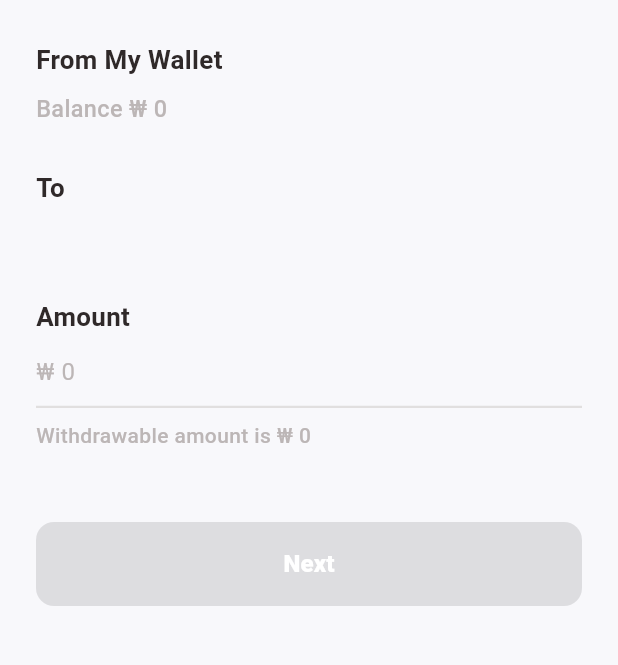
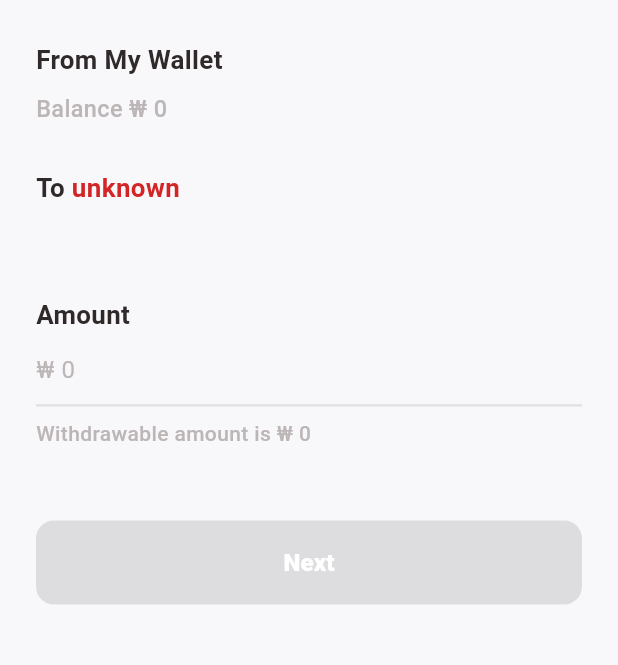
Before and after one commit to Mrjeonmacho/82Pay, a Flutter app: the AmountInputScreen screen opened directly with empty values, on a phone screen of 412 x 824 dp, the part 96-761 px from its top. Run offline on Flutter 3.47's test engine with Material 3 defaults, Android fonts, the phone set to English and light mode, and no system bars; our stand-ins replace camera, cookie_jar, dio, dio_cookie_manager, easy_localization, flutter_dotenv and 3 more; accounts and stored records are empty; Roboto replaces fonts that are missing (Pretendard); project files that could hold a hidden picture were left out.

```diff
--- a/palipay/palipay-frontend/assets/translations/en.json
+++ b/palipay/palipay-frontend/assets/translations/en.json
@@ -198,7 +198,8 @@
         "to_bank": "To {bankName}",
         "amount": "Amount",
         "enter_in_krw": "Please enter in Korean Won",
-        "withdrawable_amount": "Withdrawable amount is ₩ {balance}"
+        "withdrawable_amount": "Withdrawable amount is ₩ {balance}",
+        "unknown": "unknown"
     },
     "transfer_confirm": {
         "send_money": "Send Money?",
--- a/palipay/palipay-frontend/assets/translations/ja.json
+++ b/palipay/palipay-frontend/assets/translations/ja.json
@@ -198,7 +198,8 @@
         "to_bank": "{bankName}口座へ",
         "amount": "金額",
         "enter_in_krw": "KRW単位で入力してください",
-        "withdrawable_amount": "出金可能額: ₩ {balance}"
+        "withdrawable_amount": "出金可能額: ₩ {balance}",
+        "unknown": "不明"
     },
     "transfer_confirm": {
         "send_money": "このまま振り込みますか？",
--- a/palipay/palipay-frontend/assets/translations/zh.json
+++ b/palipay/palipay-frontend/assets/translations/zh.json
@@ -198,7 +198,8 @@
         "to_bank": "转入 {bankName}",
         "amount": "金额",
         "enter_in_krw": "请输入韩元金额",
-        "withdrawable_amount": "可提现金额为 ₩ {balance}"
+        "withdrawable_amount": "可提现金额为 ₩ {balance}",
+        "unknown": "未知"
     },
     "transfer_confirm": {
         "send_money": "确认转账？",
--- a/palipay/palipay-frontend/lib/features/pin/views/pin_screen.dart
+++ b/palipay/palipay-frontend/lib/features/pin/views/pin_screen.dart
@@ -25,7 +25,7 @@ class PinScreen extends StatefulWidget {
   final String? firstPin; // Confirm 모드일 때 비교를 위한 첫 번째 입력값
   final int? walletId; // [추가] create, change API에 사용할 walletId
 
-   final Future<void> Function(BuildContext context)? onAuthSuccess;
+   final Future<void> Function(BuildContext context, String pin)? onAuthSuccess;
 
   const PinScreen({
     super.key,
@@ -280,7 +280,7 @@ class _PinScreenState extends State<PinScreen>
           pinProvider.resetPinLockState();
 
           if (widget.onAuthSuccess != null) {
-            await widget.onAuthSuccess!(context);
+            await widget.onAuthSuccess!(context, _inputPin);
           } else {
             Navigator.pop(context, true);
           }
--- a/palipay/palipay-frontend/lib/features/profile/views/profile_screen.dart
+++ b/palipay/palipay-frontend/lib/features/profile/views/profile_screen.dart
@@ -40,9 +40,7 @@ class ProfileScreen extends StatelessWidget {
           IconButton(
             icon: const Icon(Icons.logout, color: AppColors.mainBlue),
             onPressed: () async {
-              final logoutProvider = context.read<LogoutProvider>();
-
-              await logoutProvider.logout();
+              await context.read<LogoutProvider>().logout(context);
 
               if (!context.mounted) return;
 
--- a/palipay/palipay-frontend/lib/features/transfer/models/transfer_dto.dart
+++ b/palipay/palipay-frontend/lib/features/transfer/models/transfer_dto.dart
@@ -31,20 +31,31 @@ class BalanceCheckResponse {
 class TransferValidateResponse {
   final String message;
   final bool isValid; // 🚀 이 값이 false로 파싱되면 다음 단계로 못 가!
+  final String? accountName;
+  final double? maxRefundableAmount;
+  final int? workplaceId;
   final List<ValidationError>? validationErrors;
 
   TransferValidateResponse({
     required this.message,
     required this.isValid,
-    this.validationErrors,
+    this.accountName,
+    this.maxRefundableAmount,
+    this.workplaceId,
+    this.validationErrors = const [],
   });
 
   factory TransferValidateResponse.fromJson(Map<String, dynamic> json) {
-    // ❌ final data = json['data']; <- 이거 있으면 지워! 서비스에서 이미 까서 줬음.
     return TransferValidateResponse(
       // 🚀 json이 비어있거나 필드가 없어도 튕기지 않게 ?? 처리
       message: json['message'] as String? ?? '검증 데이터가 없습니다.',
       isValid: json['isValid'] as bool? ?? false,
+      accountName: json['accountName'] as String?,
+      maxRefundableAmount:
+          (json['maxRefundableAmount'] as num?)?.toDouble(),
+      workplaceId: json['workplaceId'] is int
+          ? json['workplaceId'] as int
+          : int.tryParse(json['workplaceId']?.toString() ?? ''),
       validationErrors:
           (json['validationErrors'] as List?)
               ?.map((e) => ValidationError.fromJson(e as Map<String, dynamic>))
--- a/palipay/palipay-frontend/lib/features/transfer/views/amount_input_screen.dart
+++ b/palipay/palipay-frontend/lib/features/transfer/views/amount_input_screen.dart
@@ -1,6 +1,7 @@
 import 'package:easy_localization/easy_localization.dart';
 import 'package:flutter/material.dart';
 import 'package:flutter/services.dart';
+import 'package:palipay_app/features/transfer/providers/transfer_provider.dart';
 import 'package:palipay_app/features/transfer/views/transfer_confirm_view.dart';
 import 'package:provider/provider.dart';
 import '../../../core/utils/currency_input_formatter.dart';
@@ -15,7 +16,6 @@ class AmountInputScreen extends StatefulWidget {
   final String bankName;
   final String bankCode; // 🚀 [추가] 서버 전송을 위한 은행 코드 (예: "081")
   final String accountNumber;
-  final String recipientName;
   final int? walletBalance;
 
   const AmountInputScreen({
@@ -23,7 +23,6 @@ class AmountInputScreen extends StatefulWidget {
     required this.bankName,
     required this.bankCode, // 필수 파라미터 추가
     required this.accountNumber,
-    this.recipientName = "Unknown",
     this.walletBalance,
   });
 
@@ -53,8 +52,10 @@ class _AmountInputScreenState extends State<AmountInputScreen> {
       _didTryExceedAmount ||
       (_enteredAmount > 0 && _enteredAmount > _getWalletBalanceValue(provider));
 
-  bool _getCanProceed(WalletProvider provider) =>
-      _enteredAmount > 0 && _enteredAmount <= _getWalletBalanceValue(provider);
+  bool _getCanProceed(WalletProvider walletprovider, TransferProvider transferProvider,) {
+      return _enteredAmount > 0 &&
+          _enteredAmount <= _getWalletBalanceValue(walletprovider);
+  }
 
   double _clamp(double value, double min, double max) {
     if (value < min) return min;
@@ -76,8 +77,10 @@ class _AmountInputScreenState extends State<AmountInputScreen> {
   }
 
   void _onNext() {
-    final provider = context.read<WalletProvider>();
-    if (!_getCanProceed(provider)) return;
+    final walletProvider = context.read<WalletProvider>();
+    final transferProvider = context.read<TransferProvider>();
+
+    if (!_getCanProceed(walletProvider, transferProvider)) return;
 
     // 🚀 [수정] TransferConfirmView 호출 시 bankCode를 함께 넘겨줍니다.
     Navigator.push(
@@ -87,7 +90,7 @@ class _AmountInputScreenState extends State<AmountInputScreen> {
           bankName: widget.bankName,
           bankCode: widget.bankCode, // 🚀 추가된 부분
           accountNumber: widget.accountNumber,
-          recipientName: widget.recipientName,
+          recipientName: transferProvider.recipientName ?? 'store',
           amount: _enteredAmount,
         ),
       ),
@@ -111,6 +114,7 @@ class _AmountInputScreenState extends State<AmountInputScreen> {
   @override
   Widget build(BuildContext context) {
     final walletProvider = context.watch<WalletProvider>();
+    final transferProvider = context.watch<TransferProvider>();
     final walletBalance = _getWalletBalanceValue(walletProvider);
 
     final amountFormatters = <TextInputFormatter>[
@@ -178,24 +182,63 @@ class _AmountInputScreenState extends State<AmountInputScreen> {
                   const SizedBox(height: 30),
 
                   // 2. 받는 분 정보
+                  // 👉 1줄: To + 예금주 (or 스피너)
+                  Row(
+                    children: [
                       Text(
-                    'amount_input.to_bank'.tr(
-                      namedArgs: {'bankName': widget.bankName},
-                    ),
+                        'To ',
                         style: AppTextStyles.titleMedium.copyWith(
                           color: AppColors.abledFont,
                           fontWeight: FontWeight.bold,
                           fontSize: labelFontSize,
                         ),
                       ),
+
+                      if (transferProvider.isRecipientLoading) ...[
+                        SizedBox(
+                          width: 16,
+                          height: 16,
+                          child: CircularProgressIndicator(
+                            strokeWidth: 2,
+                            color: AppColors.mainBlue,
+                          ),
+                        ),
+                      ] else if ((transferProvider.recipientName ?? '').isNotEmpty) ...[
+                        Flexible(
+                          child: Text(
+                            transferProvider.recipientName!,
+                            style: AppTextStyles.titleMedium.copyWith(
+                              color: AppColors.abledFont,
+                              fontWeight: FontWeight.bold,
+                              fontSize: labelFontSize,
+                            ),
+                            overflow: TextOverflow.ellipsis,
+                          ),
+                        ),
+                      ] else ...[
+                        Text(
+                          'amount_input.unknown'.tr(),
+                          style: AppTextStyles.titleMedium.copyWith(
+                            color: AppColors.warningRed,
+                            fontWeight: FontWeight.bold,
+                            fontSize: labelFontSize,
+                          ),
+                        ),
+                      ],
+                    ],
+                  ),
+
                   const SizedBox(height: 8),
+
+                  // 👉 2줄: 은행명 + 계좌번호
                   Text(
-                    widget.accountNumber,
+                    '${widget.bankName}  ${widget.accountNumber}',
                     style: AppTextStyles.bodyMedium.copyWith(
                       color: AppColors.exampleFont,
                       fontSize: valueFontSize,
                     ),
                   ),
+
                   const SizedBox(height: 30),
 
                   // 3. 금액 입력 섹션
@@ -238,7 +281,7 @@ class _AmountInputScreenState extends State<AmountInputScreen> {
                   PaliButton(
                     text: 'transfer.btn_next'.tr(),
                     onPressed:
-                        _getCanProceed(walletProvider) &&
+                        _getCanProceed(walletProvider, transferProvider) &&
                             !walletProvider.isLoading
                         ? _onNext
                         : null,
--- a/palipay/palipay-frontend/lib/main.dart
+++ b/palipay/palipay-frontend/lib/main.dart
@@ -51,7 +51,7 @@ void main() async {
         Locale('en'),
         Locale('ja'),
         Locale('zh'),
-        Locale('ko'),
+        // Locale('ko'),
       ],
       path: 'assets/translations',
       fallbackLocale: const Locale('en'),
```
Also changed, not shown: palipay/palipay-frontend/lib/core/network/dio_client.dart (+17 -7 lines), palipay/palipay-frontend/lib/core/providers/user_provider.dart (+4 -3 lines), palipay/palipay-frontend/lib/features/transfer/providers/transfer_provider.dart (+68 -12 lines), palipay/palipay-frontend/lib/features/transfer/services/transfer_service.dart (+32 -0 lines), palipay/palipay-frontend/lib/features/transfer/views/account_input_screen.dart (+13 -1 lines), palipay/palipay-frontend/lib/features/transfer/views/transfer_confirm_view.dart (+34 -29 lines), palipay/palipay-frontend/lib/features/transfer/views/transfer_result_view.dart (+12 -4 lines), palipay/palipay-frontend/lib/features/user/provider/login_provider.dart (+11 -0 lines), palipay/palipay-frontend/lib/features/user/provider/logout_provider.dart (+17 -4 lines), palipay/palipay-frontend/lib/features/user/services/auth_service.dart (+7 -2 lines). Lines whose indentation alone changed are shown as unchanged.
